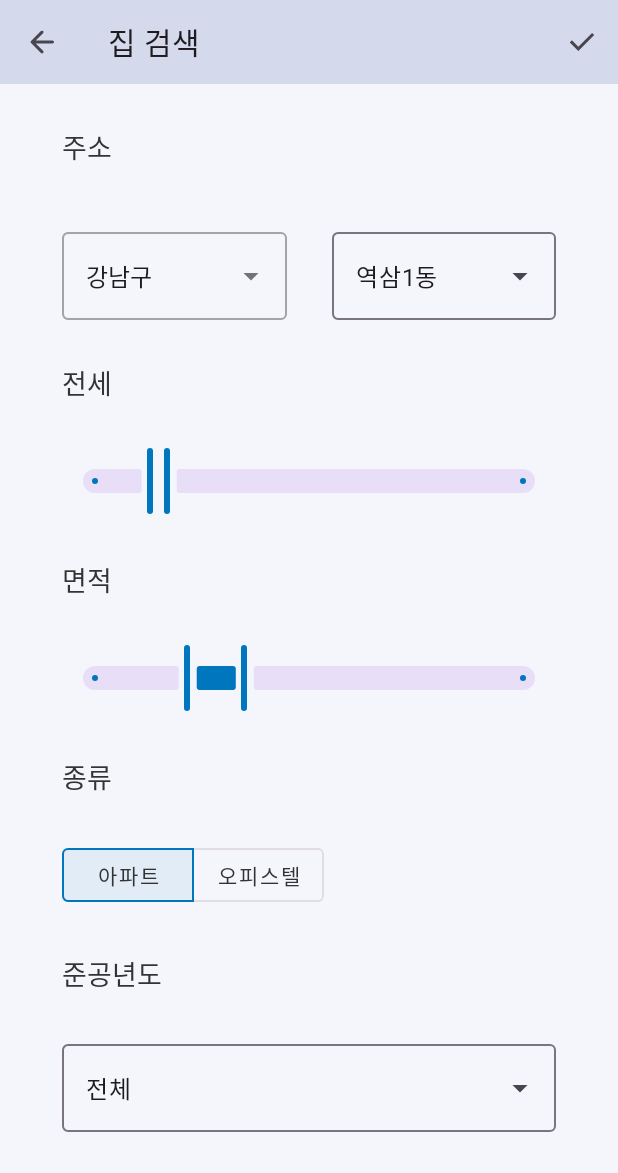
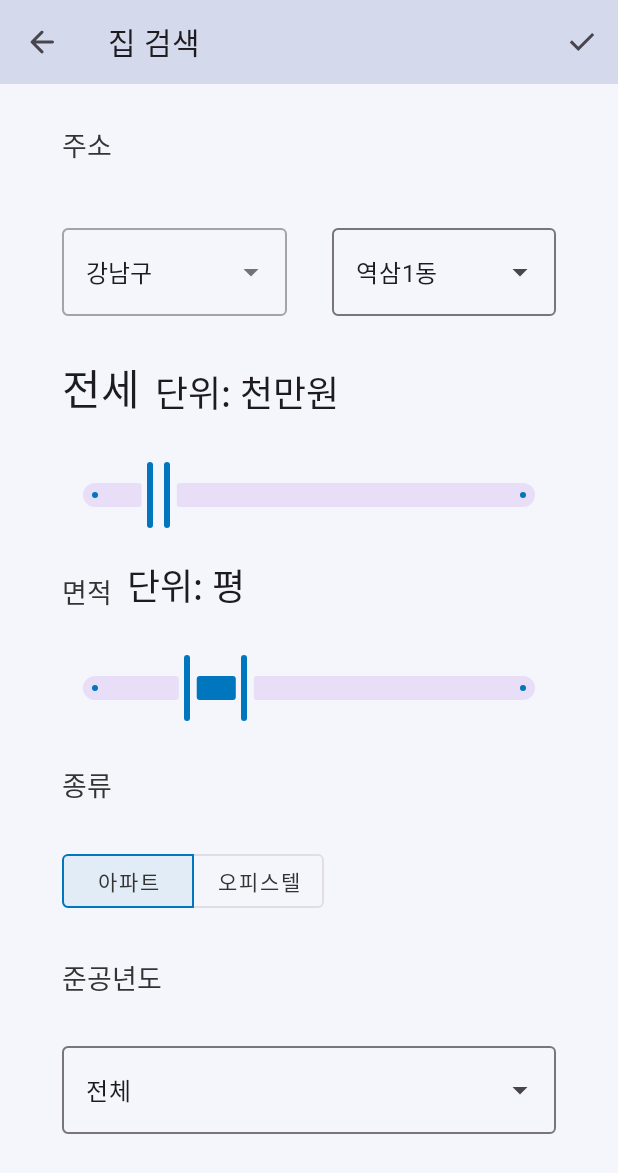
Before and after one commit to SSAFY-TOTT/Android, an Android app: the SearchMapActivity screen opened directly, with no data from a screen before it, after a tap on "필터 설정", on a phone screen of 412 x 824 dp. Shown: the top 1173 px of the screen. Run offline under Robolectric (Android 15) with nearby library versions, the light colour scheme and no system bars; our stand-ins replace Dagger/Hilt's generated code.

Commit message:
feat(#23): 필터 화면에 단위 추가
- 가격, 면적

```diff
--- a/app/src/main/res/layout/fragment_search_filter.xml
+++ b/app/src/main/res/layout/fragment_search_filter.xml
@@ -102,7 +102,7 @@
 
     <com.google.android.material.textview.MaterialTextView
         android:id="@+id/tv_price_searchFilter"
-        style="@style/TOTT.Text.H3"
+        style="@style/TextAppearance.Material3.HeadlineMedium"
         android:layout_width="0dp"
         android:layout_height="wrap_content"
         android:text="@string/price_searchFilter"
@@ -110,6 +110,16 @@
         app:layout_constraintStart_toStartOf="@id/guideline_start_vertical_searchFilter"
         app:layout_constraintTop_toBottomOf="@id/inputLayout_address1_searchFilter" />
 
+
+    <com.google.android.material.textview.MaterialTextView
+        android:id="@+id/tv_price_unit_searchFilter"
+        android:layout_marginStart="10dp"
+        style="@style/TextAppearance.Material3.HeadlineSmall"
+        android:layout_width="wrap_content"
+        android:layout_height="wrap_content"
+        android:text="@string/price_unit_searchFilter"
+        app:layout_constraintStart_toEndOf="@id/tv_price_searchFilter"
+        app:layout_constraintBottom_toBottomOf="@id/tv_price_searchFilter" />
 
     <com.google.android.material.slider.RangeSlider
         android:id="@+id/rangeSlider_price_searchFilter"
@@ -130,6 +140,16 @@
         app:layout_constraintBottom_toTopOf="@id/rangeSlider_area_searchFilter"
         app:layout_constraintStart_toStartOf="@id/guideline_start_vertical_searchFilter"
         app:layout_constraintTop_toBottomOf="@id/rangeSlider_price_searchFilter" />
+
+    <com.google.android.material.textview.MaterialTextView
+        android:id="@+id/tv_area_unit_searchFilter"
+        android:layout_marginStart="10dp"
+        style="@style/TextAppearance.Material3.HeadlineSmall"
+        android:layout_width="wrap_content"
+        android:layout_height="wrap_content"
+        android:text="@string/price_area_searchFilter"
+        app:layout_constraintStart_toEndOf="@id/tv_area_searchFilter"
+        app:layout_constraintBottom_toBottomOf="@id/tv_area_searchFilter" />
 
     <com.google.android.material.slider.RangeSlider
         android:id="@+id/rangeSlider_area_searchFilter"
--- a/app/src/main/res/values/strings.xml
+++ b/app/src/main/res/values/strings.xml
@@ -11,6 +11,8 @@
     <string name="built_searchFilter">준공년도</string>
     <string name="houseType_searchFilter">종류</string>
     <string name="toolbar_saveFilter">저장</string>
+    <string name="price_unit_searchFilter">단위: 천만원</string>
+    <string name="price_area_searchFilter">단위: 평</string>
 
     <!--  매물 화면  -->
     <string name="toolbar_buildingDetail_item">상세 정보</string>
```
